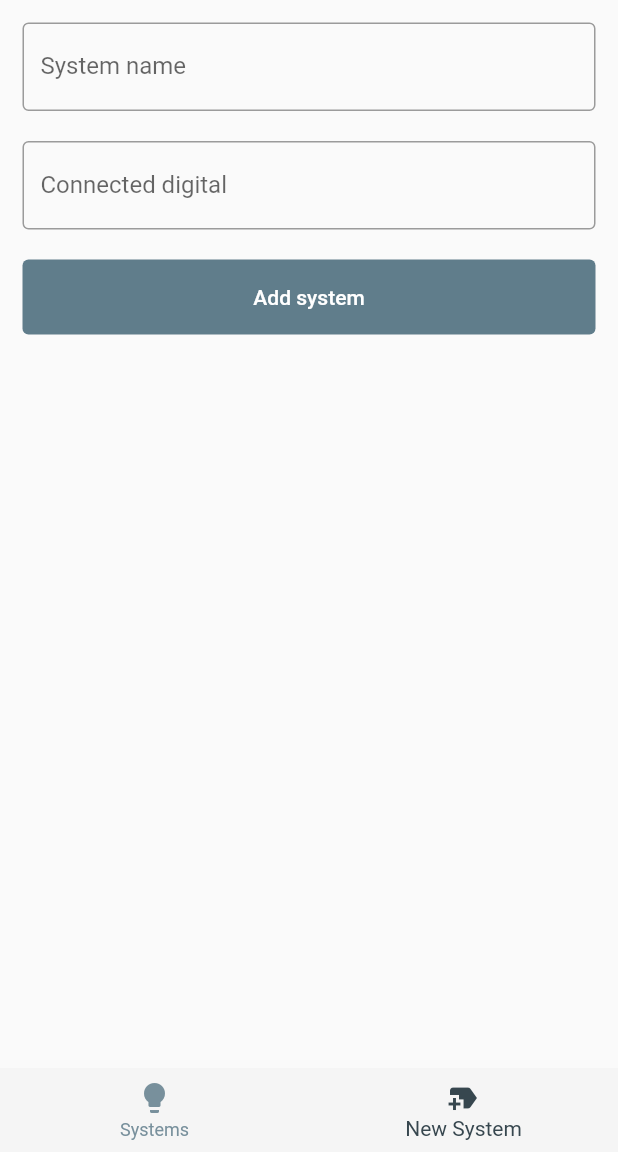
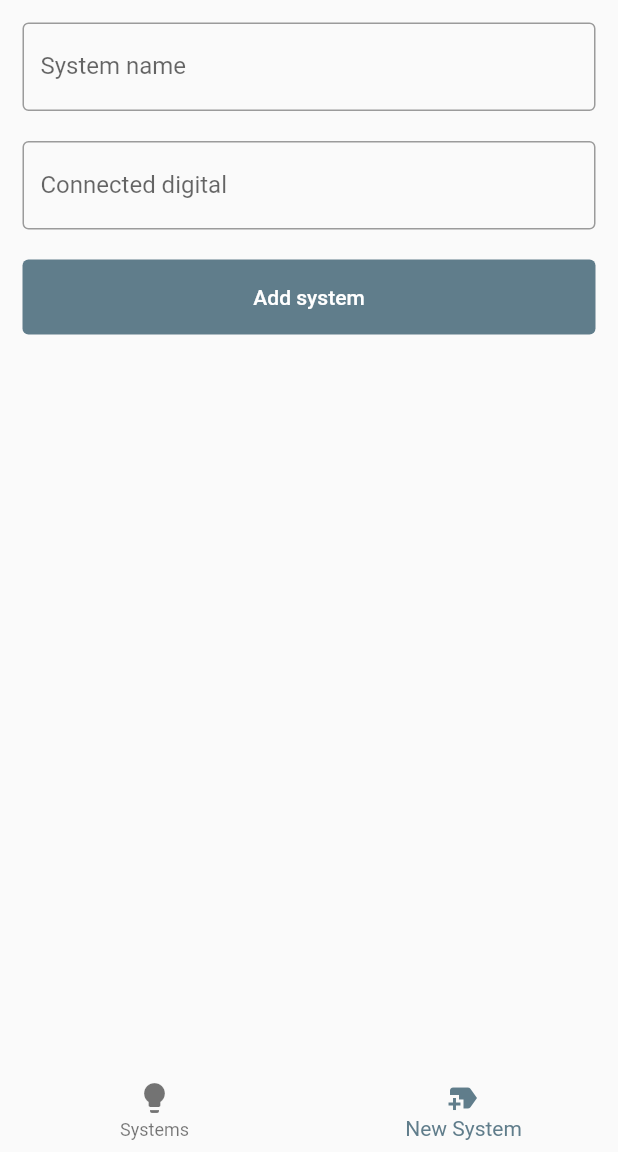
Before and after one commit to HomIoT/Mobile, a Flutter app: the screen it shows after launch, item 2 of the bottom bar chosen, on a phone screen of 412 x 824 dp, the part 84-1236 px from its top. Run offline on Flutter 3.47's test engine with Material 2 defaults, Android fonts, the phone set to English and light mode, and no system bars; our stand-ins replace dio; network calls fail.

Commit message:
Add themedata and some stuff

```diff
--- a/lib/app/screens/landing.dart
+++ b/lib/app/screens/landing.dart
@@ -49,10 +49,10 @@ class _LandingState extends State<Landing> {
           ),
         ],
         elevation: 0,
-        backgroundColor: Colors.grey[100],
+        // backgroundColor: Colors.grey[100],
         currentIndex: _selectedIndex,
-        selectedItemColor: Colors.blueGrey[800],
-        unselectedItemColor: Colors.blueGrey[400],
+        // selectedItemColor: Colors.blueGrey[800],
+        // unselectedItemColor: Colors.blueGrey[400],
         onTap: _onItemTapped,
       ),
     );
--- a/lib/app/screens/new/new.screen.dart
+++ b/lib/app/screens/new/new.screen.dart
@@ -17,11 +17,6 @@ class _NewScreenState extends State<NewScreen> {
   Future<void> _showSnackBar(BuildContext context, String message) async {
     final snackBar = SnackBar(
       content: Text(message),
-      action: SnackBarAction(
-        textColor: Colors.blueGrey[100],
-        label: 'Close',
-        onPressed: () {},
-      ),
       duration: const Duration(seconds: 1),
     );
 
--- a/lib/app/screens/systems/systems.screen.dart
+++ b/lib/app/screens/systems/systems.screen.dart
@@ -23,11 +23,6 @@ class _SystemScreenState extends State<SystemScreen> {
   Future<void> _showSnackBar(BuildContext context, String message) async {
     final snackBar = SnackBar(
       content: Text(message),
-      action: SnackBarAction(
-        textColor: Colors.blueGrey[100],
-        label: 'Close',
-        onPressed: () {},
-      ),
       duration: const Duration(seconds: 1),
     );
 
--- a/lib/app/widgets/system/system.widget.dart
+++ b/lib/app/widgets/system/system.widget.dart
@@ -18,11 +18,6 @@ class _SystemWidgetState extends State<SystemWidget> {
   Future<void> _showSnackBar(BuildContext context, String message) async {
     final snackBar = SnackBar(
       content: Text(message),
-      action: SnackBarAction(
-        textColor: Colors.blueGrey[100],
-        label: 'Close',
-        onPressed: () {},
-      ),
       duration: const Duration(seconds: 1),
     );
 
--- a/lib/main.dart
+++ b/lib/main.dart
@@ -18,6 +18,7 @@ class MyApp extends StatelessWidget {
         title: 'HomIoT',
         debugShowCheckedModeBanner: false,
         theme: ThemeData(
+          // brightness: Brightness.dark,
           primarySwatch: Colors.blueGrey,
         ),
         home: const Landing(),
```
